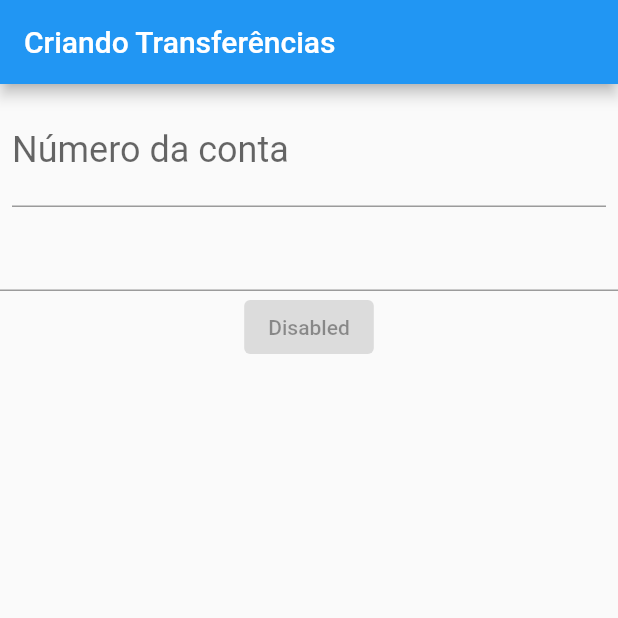
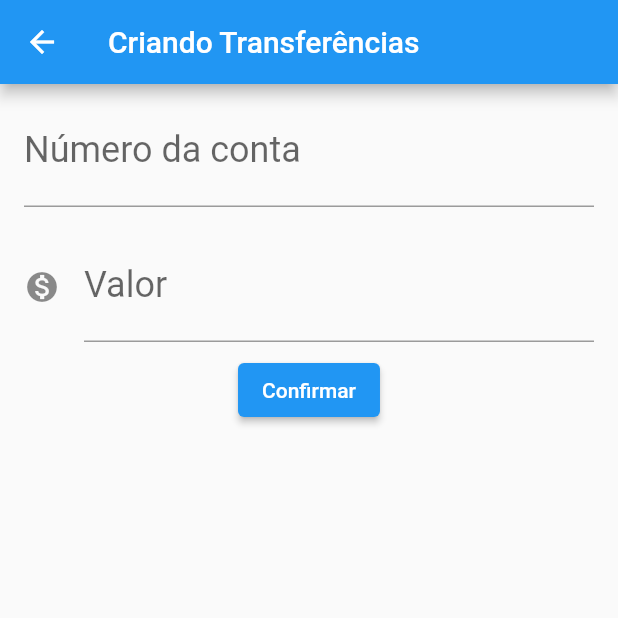
Before and after one commit to BrunoLeria/ByteBank, a Flutter app: the FormularioTransferencia screen opened directly, on a phone screen of 412 x 824 dp, the top half of it. Run offline on Flutter 3.47's test engine with Material 2 defaults, Android fonts, the phone set to English and light mode, and no system bars; missing offline and left inert: dart:ffi.

```diff
--- a/lib/main.dart
+++ b/lib/main.dart
@@ -1,3 +1,5 @@
+import 'dart:ffi';
+
 import 'package:flutter/material.dart';
 
 void main() => runApp(BytebankApp());
@@ -7,13 +9,17 @@ class BytebankApp extends StatelessWidget {
   Widget build(BuildContext context) {
     return MaterialApp(
       home: Scaffold(
-        body: FormularioTransferencia(),
+        body: ListaTransferencia(),
       ),
     );
   }
 }
 
 class FormularioTransferencia extends StatelessWidget {
+  final TextEditingController _controladorCampoNumeroConta =
+      TextEditingController();
+  final TextEditingController _controladorCampoValor = TextEditingController();
+
   @override
   Widget build(BuildContext context) {
     return Scaffold(
@@ -22,46 +28,103 @@ class FormularioTransferencia extends StatelessWidget {
       ),
       body: Column(
         children: <Widget>[
-          Padding(
-            padding: const EdgeInsets.all(8.0),
-            child: TextField(
-              style: TextStyle(
-                fontSize: 24.0,
-              ),
-              decoration: InputDecoration(
-                labelText: 'Número da conta',
-                hintText: '0000',
-              ),
-            ),
+          Editor(
+            controlador: _controladorCampoNumeroConta,
+            rotulo: 'Número da conta',
+            dica: '0000',
           ),
-          TextField(),
+          Editor(
+              controlador: _controladorCampoValor,
+              rotulo: 'Valor',
+              dica: '0.00',
+              icone: Icon(Icons.monetization_on)),
           ElevatedButton(
-            onPressed: null,
-            child: const Text('Disabled'),
+            onPressed: () => _criaTransferencia(context),
+            child: const Text('Confirmar'),
           ),
         ],
       ),
     );
   }
+
+  void _criaTransferencia(BuildContext context) {
+    final int? numeroConta = int.tryParse(_controladorCampoNumeroConta.text);
+    final double? valor = double.tryParse(_controladorCampoValor.text);
+    if (numeroConta != null && valor != null) {
+      final tranferenciaCriada = Transferencia(valor, numeroConta);
+      debugPrint('Criando transferencia.');
+      debugPrint('$tranferenciaCriada');
+      Navigator.pop(context, tranferenciaCriada);
+    }
+  }
+}
+
+class Editor extends StatelessWidget {
+  final TextEditingController? controlador;
+  final String? rotulo;
+  final String? dica;
+  final Icon? icone;
+  final double tamanhoFonte;
+
+  Editor(
+      {this.controlador,
+      this.rotulo,
+      this.dica,
+      this.icone,
+      this.tamanhoFonte = 24.0});
+
+  @override
+  Widget build(BuildContext context) {
+    return Padding(
+      padding: const EdgeInsets.symmetric(horizontal: 16.0, vertical: 8.0),
+      child: TextField(
+          controller: controlador,
+          style: TextStyle(
+            fontSize: tamanhoFonte,
+          ),
+          decoration: InputDecoration(
+            icon: icone,
+            labelText: rotulo,
+            hintText: dica,
+          ),
+          keyboardType: TextInputType.number),
+    );
+  }
 }
 
 class ListaTransferencia extends StatelessWidget {
+  final List<Transferencia?> _transferencias = List();
+
   @override
   Widget build(BuildContext context) {
+    _transferencias.add(Transferencia(100.0, 1000));
+    _transferencias.add(Transferencia(100.0, 1000));
+    _transferencias.add(Transferencia(100.0, 1000));
+    _transferencias.add(Transferencia(100.0, 1000));
     return Scaffold(
       appBar: AppBar(
         title: Text('Transferências'),
         backgroundColor: Colors.green[900],
       ),
-      body: Column(
-        children: [
-          ItemTransferencia(Transferencia(100.00, "Conta 1")),
-          ItemTransferencia(Transferencia(500.00, "Conta 2")),
-          ItemTransferencia(Transferencia(200.00, "Conta 3")),
-        ],
+      body: ListView.builder(
+        itemBuilder: (context, index) {
+          final transferencia = _transferencias[index];
+          return ItemTransferencia(transferencia);
+        },
+        itemCount: _transferencias.length,
       ),
       floatingActionButton: FloatingActionButton(
-        onPressed: () {},
+        onPressed: () {
+          final Future<Transferencia?> future =
+              Navigator.push(context, MaterialPageRoute(builder: ((context) {
+            return FormularioTransferencia();
+          })));
+          future.then((tranferenciaRecebida) {
+            debugPrint('Chegou no then do future');
+            debugPrint('$tranferenciaRecebida');
+            _transferencias.add(tranferenciaRecebida);
+          });
+        },
         backgroundColor: Colors.green[900],
         child: Icon(Icons.add),
       ),
@@ -82,7 +145,7 @@ class ItemTransferencia extends StatelessWidget {
       child: ListTile(
         leading: Icon(Icons.monetization_on),
         title: Text(_transferencia.valor.toString()),
-        subtitle: Text(_transferencia.nome),
+        subtitle: Text(_transferencia.numeroConta.toString()),
       ),
     );
   }
@@ -90,7 +153,12 @@ class ItemTransferencia extends StatelessWidget {
 
 class Transferencia {
   final double valor;
-  final String nome;
+  final int numeroConta;
 
-  Transferencia(this.valor, this.nome);
+  Transferencia(this.valor, this.numeroConta);
+  @override
+  String toString() {
+    // TODO: implement toString
+    return "Tranferencia{valor: $valor, numeroConta: $numeroConta}";
+  }
 }
```
Also changed, not shown: 1 other file.
